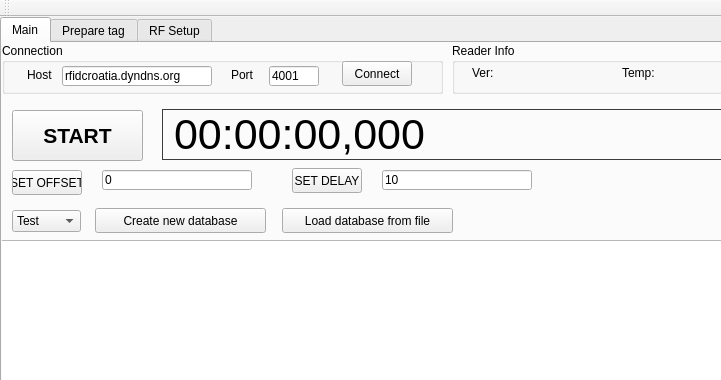
Above: mainwindow.ui from yennhan1211/rfid_service before the change; both pictures show x 0 to 721 and y 0 to 380 of the 1217 by 806 pixel window. Below: the same form after it.
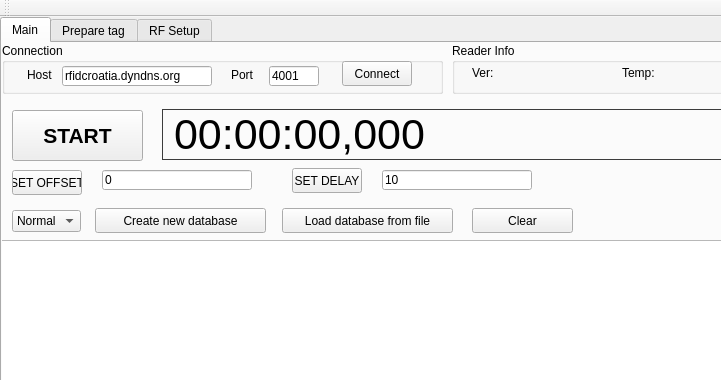
That is the form after the change.

The edit to the form file:
```diff
--- a/mainwindow.ui
+++ b/mainwindow.ui
@@ -49,11 +49,6 @@
         <height>22</height>
        </rect>
       </property>
-      <item>
-       <property name="text">
-        <string>Test</string>
-       </property>
-      </item>
       <item>
        <property name="text">
         <string>Normal</string>
@@ -320,6 +315,19 @@
        <string>Load database from file</string>
       </property>
      </widget>
+     <widget class="QPushButton" name="btnClearRecord">
+      <property name="geometry">
+       <rect>
+        <x>470</x>
+        <y>165</y>
+        <width>101</width>
+        <height>25</height>
+       </rect>
+      </property>
+      <property name="text">
+       <string>Clear</string>
+      </property>
+     </widget>
     </widget>
     <widget class="QWidget" name="prepareTab">
      <attribute name="title">
```
Left out of the diff: 5 changed lines with no effect on the pictures.
